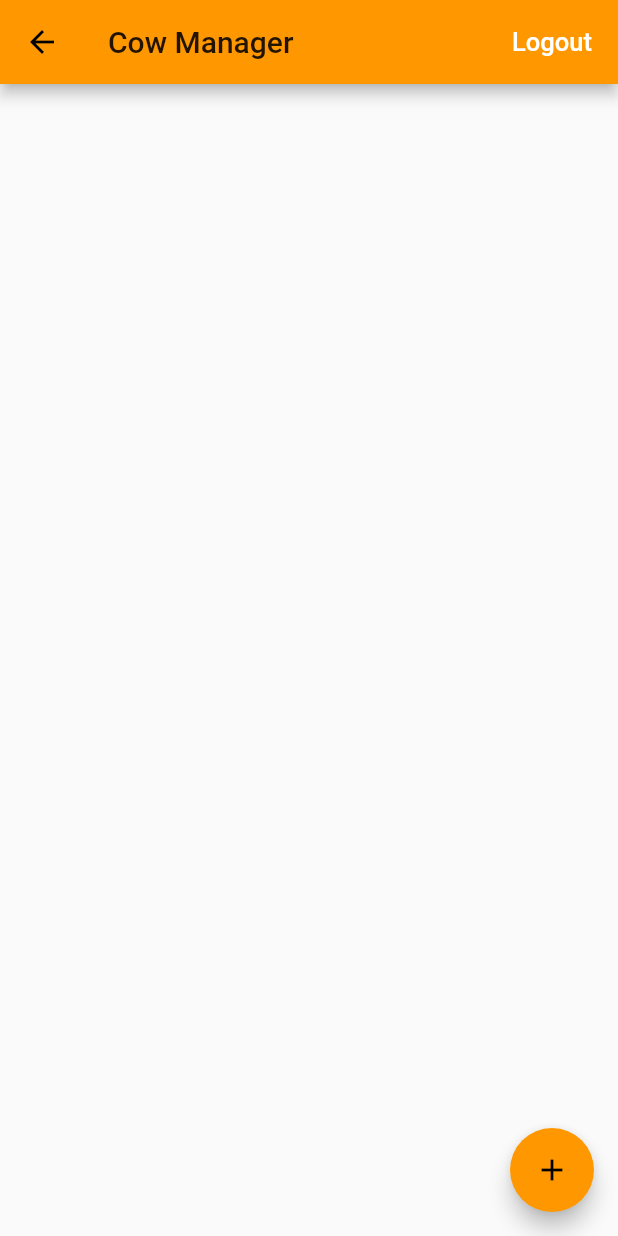
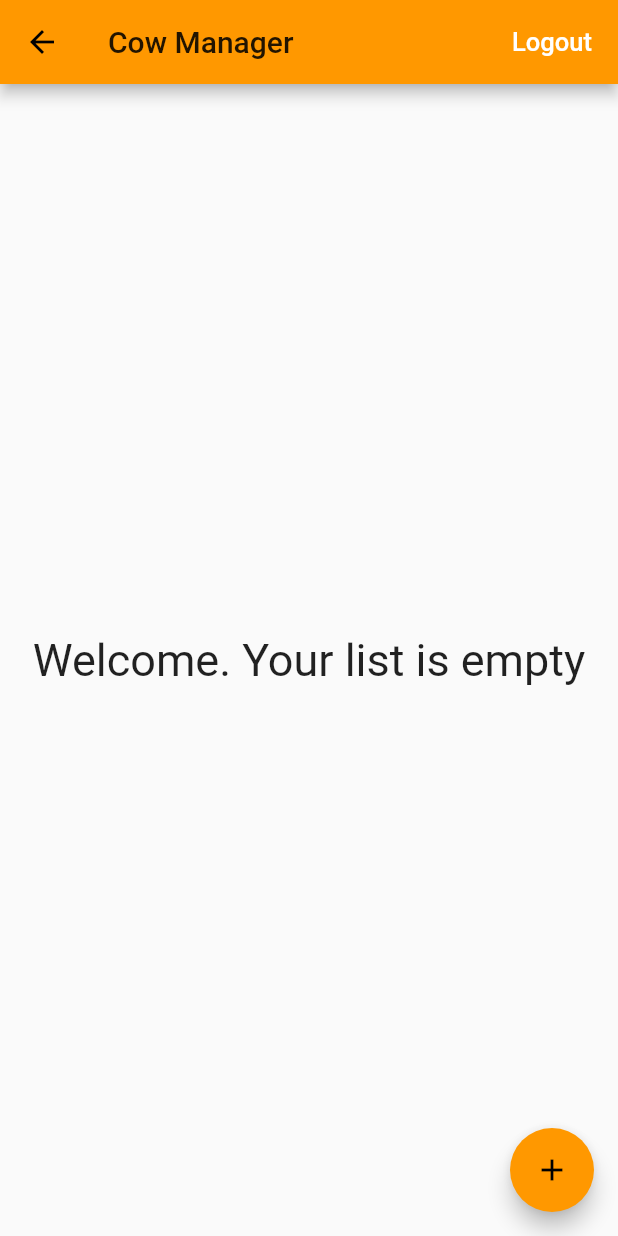
Before and after one commit to dmarmelo/cow-manager, a Flutter app: the HomePage screen opened directly, on a phone screen of 412 x 824 dp. Run offline on Flutter 3.47's test engine with Material 2 defaults, Android fonts, the phone set to English and light mode, and no system bars; our stand-ins replace firebase_auth, firebase_database; accounts and stored records are empty.

```diff
--- /dev/null
+++ b/lib/model/animal.dart
@@ -0,0 +1,71 @@
+import 'package:firebase_database/firebase_database.dart';
+import 'package:intl/intl.dart';
+
+class Animal {
+  String key;
+  String electronicId;
+  String earring;
+  String breed;
+  DateTime birth;
+  String gender;
+  String profile;
+  String effective;
+  String lot;
+  String park;
+  int reproductionCycles;
+  String pathology;
+  double weight;
+  String userId;
+
+  static var formatter = DateFormat('yyyy-MM-dd');
+
+  Animal(
+      this.electronicId,
+      this.earring,
+      this.breed,
+      this.birth,
+      this.gender,
+      this.profile,
+      this.effective,
+      this.lot,
+      this.park,
+      this.reproductionCycles,
+      this.pathology,
+      this.weight,
+      this.userId
+      );
+
+  Animal.fromSnapshot(DataSnapshot snapshot) :
+        key = snapshot.key,
+        electronicId = snapshot.value["id eletrónica"],
+        earring = snapshot.value["brinco"],
+        breed = snapshot.value["raça"],
+        birth = formatter.parse(snapshot.value["data nascimento"]),
+        gender = snapshot.value["sexo"],
+        profile = snapshot.value["perfil"],
+        effective = snapshot.value["efetivo"],
+        lot = snapshot.value["lote"],
+        park = snapshot.value["parque"],
+        reproductionCycles = snapshot.value["ciclos reprodução"] == "" ? 0 : snapshot.value["ciclos reprodução"],
+        pathology = snapshot.value["patologia"],
+        weight = snapshot.value["peso atual"] is int ? (snapshot.value["peso atual"] as int).toDouble(): snapshot.value["peso atual"],
+        userId = snapshot.value["userId"];
+
+  toJson() {
+    return {
+      "id eletrónica": electronicId,
+      "brinco": earring,
+      "raça": breed,
+      "data nascimento": formatter.format(birth),
+      "sexo": gender,
+      "perfil": profile,
+      "efetivo": effective,
+      "lote": lot,
+      "parque": park,
+      "ciclos reprodução": reproductionCycles,
+      "patologia": pathology,
+      "peso atual": weight,
+      "userId": userId,
+    };
+  }
+}
--- a/lib/pages/home_page.dart
+++ b/lib/pages/home_page.dart
@@ -1,3 +1,6 @@
+import 'dart:async';
+
+import 'package:cow_manager/model/animal.dart';
 import 'package:cow_manager/services/authentication.dart';
 import 'package:flutter/material.dart';
 import 'package:firebase_database/firebase_database.dart';
@@ -17,14 +20,45 @@ class HomePage extends StatefulWidget {
 class _HomePageState extends State<HomePage> {
   final FirebaseDatabase _database = FirebaseDatabase.instance;
 
+  List<Animal> _animalList;
+  Query _animalQuery;
+  StreamSubscription<Event> _onAnimalAddedSubscription;
+  StreamSubscription<Event> _onAnimalChangedSubscription;
+
   @override
   void initState() {
     super.initState();
+
+    _animalList = new List();
+    _animalQuery = _database
+        .reference()
+        .child("animais");
+    _onAnimalAddedSubscription = _animalQuery.onChildAdded.listen(onEntryAdded);
+    _onAnimalChangedSubscription = _animalQuery.onChildChanged.listen(onEntryChanged);
   }
 
   @override
   void dispose() {
+    _onAnimalAddedSubscription.cancel();
+    _onAnimalChangedSubscription.cancel();
     super.dispose();
+  }
+
+  onEntryChanged(Event event) {
+    var oldEntry = _animalList.singleWhere((entry) {
+      return entry.key == event.snapshot.key;
+    });
+
+    setState(() {
+      _animalList[_animalList.indexOf(oldEntry)] =
+          Animal.fromSnapshot(event.snapshot);
+    });
+  }
+
+  onEntryAdded(Event event) {
+    setState(() {
+      _animalList.add(Animal.fromSnapshot(event.snapshot));
+    });
   }
 
   signOut() async {
@@ -33,6 +67,44 @@ class _HomePageState extends State<HomePage> {
       widget.logoutCallback();
     } catch (e) {
       print(e);
+    }
+  }
+
+  Widget showAnimalList() {
+    if (_animalList.length > 0) {
+      return ListView.builder(
+          shrinkWrap: true,
+          itemCount: _animalList.length,
+          itemBuilder: (BuildContext context, int index) {
+            String animalId = _animalList[index].key;
+            String electronicId = _animalList[index].electronicId;
+            String earring = _animalList[index].earring;
+            String userId = _animalList[index].userId;
+            return Dismissible(
+              key: Key(animalId),
+              background: Container(color: Colors.red),
+              onDismissed: (direction) async {
+                //deleteTodo(animalId, index);
+              },
+              child: ListTile(
+                title: Text(
+                  earring,
+                  style: TextStyle(fontSize: 20.0),
+                ),
+                trailing: Text(
+                  electronicId,
+                  style: TextStyle(fontSize: 20.0),
+                ),
+              ),
+            );
+          });
+    } else {
+      return Center(
+          child: Text(
+            "Welcome. Your list is empty",
+            textAlign: TextAlign.center,
+            style: TextStyle(fontSize: 30.0),
+          ));
     }
   }
 
@@ -48,7 +120,7 @@ class _HomePageState extends State<HomePage> {
                 onPressed: signOut)
           ],
         ),
-        //body: ,
+        body: showAnimalList(),
         floatingActionButton: FloatingActionButton(
           onPressed: () {},
           tooltip: 'Increment',
--- a/pubspec.yaml
+++ b/pubspec.yaml
@@ -23,8 +23,11 @@ dependencies:
   # The following adds the Cupertino Icons font to your application.
   # Use with the CupertinoIcons class for iOS style icons.
   cupertino_icons: ^0.1.2
+
   firebase_auth: ^0.15.1
   firebase_database: ^3.1.0
+
+  intl: ^0.16.0
 
 dev_dependencies:
   flutter_test:
```
Also changed, not shown: pubspec.lock.
